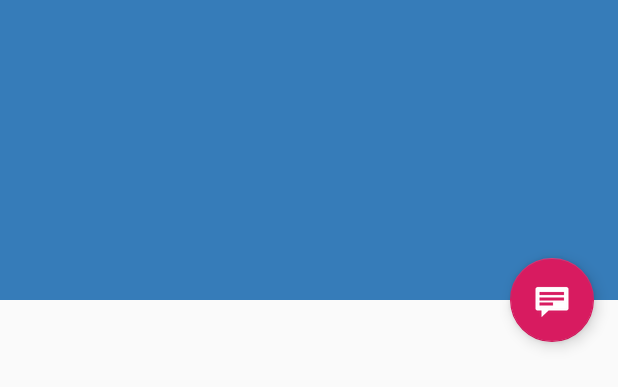
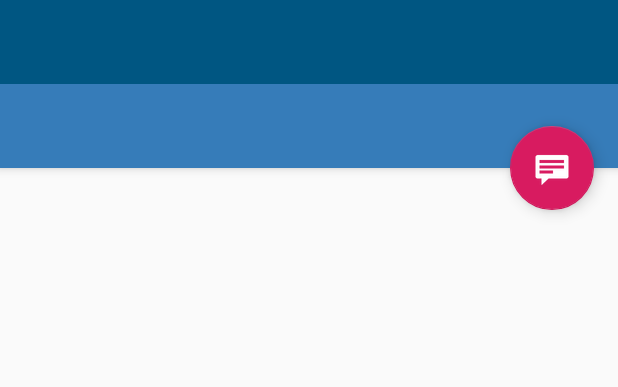
Before and after one commit to LaHenryX/MaterialScienceHandbook, an Android app: the layout activity_plastic_detail.xml on its own in the app's theme, with its tools: preview values and no code run, on a phone screen of 412 x 824 dp. Shown: the top 387 px of the screen. Run offline under Robolectric (Android 15) with nearby library versions, the phone set to English and light mode, and no system bars.

```diff
--- a/app/src/main/res/layout/activity_plastic_detail.xml
+++ b/app/src/main/res/layout/activity_plastic_detail.xml
@@ -13,7 +13,8 @@
         android:layout_width="match_parent"
         android:layout_height="@dimen/app_bar_height"
         android:fitsSystemWindows="true"
-        android:theme="@style/ThemeOverlay.AppCompat.Dark.ActionBar">
+        android:theme="@style/ThemeOverlay.AppCompat.Dark.ActionBar"
+        app:expanded="false">
 
         <android.support.design.widget.CollapsingToolbarLayout
             android:id="@+id/toolbar_layout"
```
Also changed, not shown: app/src/main/java/com/handbock/material/materialsciencehandbook/PlasticDetailFragment.java (+11 -5 lines).
